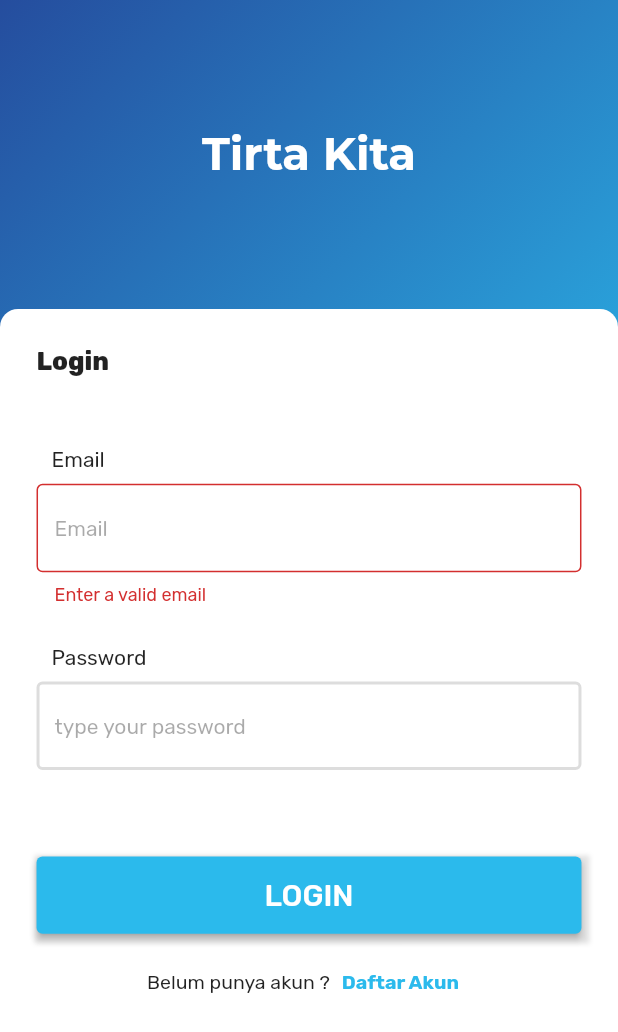
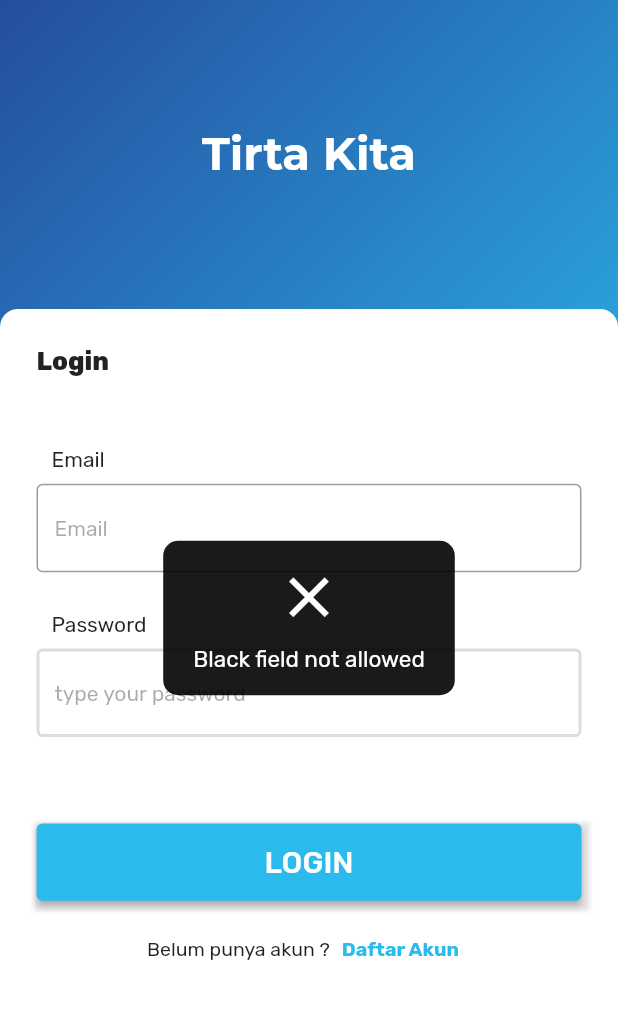
Before and after one commit to zanuar35/tirta_kita, a Flutter app: the screen it shows after launch, after a tap on "LOGIN", on a phone screen of 412 x 824 dp. Shown: the top 1032 px of the screen. Run offline on Flutter 3.47's test engine with Material 2 defaults, Android fonts, the phone set to English and light mode, and no system bars; drawn by our look-alikes of auto_size_text; our stand-ins replace email_validator, flutter_easyloading, getwidget, google_fonts, line_icons, shared_preferences; network calls fail.

Commit message:
Login , Logout with sharedPreferences

```diff
--- a/lib/main.dart
+++ b/lib/main.dart
@@ -1,10 +1,12 @@
 import 'package:flutter/material.dart';
+import 'package:flutter_easyloading/flutter_easyloading.dart';
 import 'package:google_fonts/google_fonts.dart';
-import 'package:tirta_kita/screen/home_page/home.dart';
 import 'package:tirta_kita/screen/login_screen/login_screen.dart';
+import 'package:tirta_kita/screen/splash_screen/splash_screen.dart';
 
 void main() {
   runApp(MyApp());
+  configLoading();
 }
 
 class MyApp extends StatelessWidget {
@@ -18,6 +20,23 @@ class MyApp extends StatelessWidget {
           ),
           primarySwatch: Colors.blue,
         ),
-        home: LoginScreen());
+        home: LauncherPage(),
+        builder: EasyLoading.init());
   }
 }
+
+void configLoading() {
+  EasyLoading.instance
+    ..displayDuration = const Duration(milliseconds: 2000)
+    ..indicatorType = EasyLoadingIndicatorType.fadingCircle
+    ..loadingStyle = EasyLoadingStyle.dark
+    ..indicatorSize = 45.0
+    ..radius = 10.0
+    ..progressColor = Colors.yellow
+    ..backgroundColor = Colors.green
+    ..indicatorColor = Colors.yellow
+    ..textColor = Colors.yellow
+    ..maskColor = Colors.blue.withOpacity(0.5)
+    ..userInteractions = true
+    ..dismissOnTap = false;
+}
--- a/lib/screen/login_screen/login_screen.dart
+++ b/lib/screen/login_screen/login_screen.dart
@@ -1,11 +1,18 @@
+import 'dart:async';
+import 'dart:convert';
+
 import 'package:auto_size_text/auto_size_text.dart';
 import 'package:flutter/material.dart';
+import 'package:flutter_easyloading/flutter_easyloading.dart';
 import 'package:google_fonts/google_fonts.dart';
+import 'package:tirta_kita/screen/home_page/home.dart';
 import 'package:tirta_kita/screen/login_screen/widget/button_widget.dart';
 import 'package:tirta_kita/screen/login_screen/widget/email_field_widget.dart';
 import 'package:tirta_kita/screen/sign_up/sign_up_screen.dart';
 import 'package:tirta_kita/shared/widget/input_password.dart';
 import 'package:tirta_kita/shared/widget/label_text.dart';
+import 'package:shared_preferences/shared_preferences.dart';
+import 'package:http/http.dart' as http;
 
 class LoginScreen extends StatefulWidget {
   @override
@@ -16,6 +23,7 @@ class _LoginScreenState extends State<LoginScreen> {
   final TextEditingController _passwordController = TextEditingController();
   final formKey = GlobalKey<FormState>();
   final emailController = TextEditingController();
+  final passController = TextEditingController();
 
   @override
   void dispose() {
@@ -29,7 +37,8 @@ class _LoginScreenState extends State<LoginScreen> {
     double blockVertical = (MediaQuery.of(context).size.height) / 100;
 
     return Scaffold(
-      body: Form(
+      body: SafeArea(
+        child: Form(
           key: formKey,
           child: SingleChildScrollView(
             child: Container(
@@ -108,14 +117,15 @@ class _LoginScreenState extends State<LoginScreen> {
                               text: 'Password',
                             ),
                             InputPassword(
-                            controller: _passwordController,
+                              controller: passController,
                               hintText: 'type your password',
                             ),
                             SizedBox(
                               height: MediaQuery.of(context).size.height / 50,
                             ),
                             SizedBox(
-                              height: MediaQuery.of(context).size.height / 20),
+                                height:
+                                    MediaQuery.of(context).size.height / 20),
                             buildButton(),
                             SizedBox(
                               height: blockVertical * 1,
@@ -128,7 +138,8 @@ class _LoginScreenState extends State<LoginScreen> {
                                   "Belum punya akun ?",
                                   minFontSize: 7,
                                   style: TextStyle(
-                                    fontWeight: FontWeight.w400, fontSize: 13),
+                                      fontWeight: FontWeight.w400,
+                                      fontSize: 13),
                                 ),
                                 TextButton(
                                   onPressed: () {
@@ -161,23 +172,82 @@ class _LoginScreenState extends State<LoginScreen> {
             ),
           ),
         ),
+      ),
     );
   }
 
   Widget buildButton() => ButtonWidget(
         text: 'LOGIN',
         onClicked: () {
-          final form = formKey.currentState!;
-
-          if (form.validate()) {
-            final email = emailController.text;
-
-            ScaffoldMessenger.of(context)
-              ..removeCurrentSnackBar()
-              ..showSnackBar(SnackBar(
-                content: Text('Your email is $email'),
-              ));
-          }
+          login();
         },
       );
+
+  Future<void> login() async {
+    final prefs = await SharedPreferences.getInstance();
+    if (passController.text.isNotEmpty && emailController.text.isNotEmpty) {
+      // setState(() {
+      //   visible = true;
+      // });
+      EasyLoading.show(
+        status: 'loading...',
+        maskType: EasyLoadingMaskType.black,
+      );
+      var response = await http.post(
+          Uri.parse("https://api.tirtakitaindonesia.com/auth/login"),
+          body: ({
+            'email': emailController.text,
+            'password': passController.text
+          }));
+
+      if (response.statusCode == 200) {
+        prefs.setBool('slogin', true);
+        // setState(() {
+        //   visible = false;
+        // });
+        print(response.body);
+        final data = jsonDecode(response.body);
+        print(data["message"]);
+        print(prefs.getBool('slogin'));
+        // ScaffoldMessenger.of(context).showSnackBar(
+        //   SnackBar(
+        //     content: Text(data["message"] + " | Hallo " + data["data"]["nama"]),
+        //   ),
+        // );
+        EasyLoading.showSuccess(
+            data["message"] + " | Hallo " + data["data"]["nama"]);
+
+        Timer(Duration(seconds: 2), () {
+          Navigator.push(
+              context, MaterialPageRoute(builder: (context) => HomePage()));
+        });
+      } else if (response.statusCode == 401) {
+        // setState(() {
+        //   visible = false;
+        // });
+        print(response.body);
+        final data = jsonDecode(response.body);
+        print(data["message"]);
+        // ScaffoldMessenger.of(context).showSnackBar(
+        //   SnackBar(
+        //     content: Text(data["message"]),
+        //   ),
+        // );
+        EasyLoading.showError(data["message"]);
+      } else {
+        ScaffoldMessenger.of(context).showSnackBar(
+          SnackBar(
+            content: Text("Invalid Credentials"),
+          ),
+        );
       }
+    } else {
+      EasyLoading.showError("Black field not allowed");
+      // ScaffoldMessenger.of(context).showSnackBar(
+      //   SnackBar(
+      //     content: Text("Black field not allowed"),
+      //   ),
+      // );
+    }
+  }
+}
--- a/lib/screen/profile_screen/profile_screen.dart
+++ b/lib/screen/profile_screen/profile_screen.dart
@@ -1,9 +1,12 @@
+import 'dart:async';
 import 'dart:ui';
 import 'package:flutter/material.dart';
+import 'package:shared_preferences/shared_preferences.dart';
 import 'package:tirta_kita/screen/profile_screen/widgets/ContainerCart.dart';
 import 'package:tirta_kita/screen/profile_screen/widgets/ContainerProfile.dart';
 import 'package:tirta_kita/screen/profile_screen/widgets/ContainerTentang.dart';
 import 'package:tirta_kita/screen/profile_screen/widgets/bedgeProfile.dart';
+import 'package:tirta_kita/screen/splash_screen/splash_screen.dart';
 
 import 'widgets/ContainerLogoutBtn.dart';
 
@@ -15,6 +18,20 @@ class ProfileScreen extends StatelessWidget {
     Size size = MediaQuery.of(context).size;
     double blockHorizontal = (MediaQuery.of(context).size.width) / 100;
     double blockVertical = (MediaQuery.of(context).size.height) / 100;
+
+    logOut() async {
+      final SharedPreferences pref = await SharedPreferences.getInstance();
+      pref.setBool('slogin', false);
+
+      Timer(Duration(seconds: 3), () {
+        Navigator.push(
+          context,
+          MaterialPageRoute(
+            builder: (context) => LauncherPage(),
+          ),
+        );
+      });
+    }
 
     return Scaffold(
       backgroundColor: Color(0xffE7E7E7),
@@ -53,6 +70,7 @@ class ProfileScreen extends StatelessWidget {
               ),
               SizedBox(height: blockVertical * 4),
               ContainerLogoutBtn(
+                  onPressed: logOut,
                   size: size,
                   blockHorizontal: blockHorizontal,
                   blockVertical: blockVertical),
--- a/lib/screen/profile_screen/widgets/ContainerLogoutBtn.dart
+++ b/lib/screen/profile_screen/widgets/ContainerLogoutBtn.dart
@@ -1,9 +1,13 @@
+import 'dart:async';
+
 import 'package:flutter/material.dart';
+import 'package:shared_preferences/shared_preferences.dart';
 import 'package:tirta_kita/screen/login_screen/widget/custom_button.dart';
 
 class ContainerLogoutBtn extends StatelessWidget {
   const ContainerLogoutBtn({
     Key? key,
+    required this.onPressed,
     required this.size,
     required this.blockHorizontal,
     required this.blockVertical,
@@ -12,6 +16,7 @@ class ContainerLogoutBtn extends StatelessWidget {
   final Size size;
   final double blockHorizontal;
   final double blockVertical;
+  final VoidCallback onPressed;
 
   @override
   Widget build(BuildContext context) {
@@ -33,7 +38,7 @@ class ContainerLogoutBtn extends StatelessWidget {
                     letterSpacing: 0.2)),
             SizedBox(height: blockVertical * 2),
             CustomButton(
-              onClicked: (){},
+              onClicked: onPressed,
               height: (blockVertical) * 6.7,
               fontWeight: FontWeight.w400,
               text: 'Keluar Akun',
--- /dev/null
+++ b/lib/screen/splash_screen/splash_screen.dart
@@ -0,0 +1,49 @@
+import 'package:flutter/material.dart';
+import 'package:flutter/services.dart';
+import 'dart:async';
+import 'package:shared_preferences/shared_preferences.dart';
+import 'package:tirta_kita/screen/home_page/home.dart';
+import 'package:tirta_kita/screen/login_screen/login_screen.dart';
+
+class LauncherPage extends StatefulWidget {
+  @override
+  _LauncherPageState createState() => new _LauncherPageState();
+}
+
+class _LauncherPageState extends State<LauncherPage> {
+  @override
+  void initState() {
+    super.initState();
+    startLaunching();
+  }
+
+  startLaunching() async {
+    final prefs = await SharedPreferences.getInstance();
+    bool islogin;
+    islogin = prefs.getBool('slogin') ?? false;
+
+    var duration = const Duration(seconds: 3);
+    return new Timer(duration, () {
+      Navigator.of(context).pushReplacement(new MaterialPageRoute(builder: (_) {
+        return islogin ? new HomePage() : new LoginScreen();
+      }));
+    });
+  }
+
+  @override
+  Widget build(BuildContext context) {
+    // SystemChrome.setSystemUIOverlayStyle(SystemUiOverlayStyle(
+    //   statusBarColor: Colors.transparent,
+    // ));
+    return Scaffold(
+      body: Container(
+        width: MediaQuery.of(context).size.width,
+        height: MediaQuery.of(context).size.height,
+        child: Image(
+          image: NetworkImage('https://i.ibb.co/Pryh5wQ/Splash-Screen.png'),
+          fit: BoxFit.fill,
+        ),
+      ),
+    );
+  }
+}
--- a/pubspec.yaml
+++ b/pubspec.yaml
@@ -33,6 +33,9 @@ dependencies:
   getwidget: ^2.0.2
   auto_size_text: ^3.0.0-nullsafety.0
   email_validator: ^2.0.1
+  http: ^0.13.3
+  flutter_easyloading: ^3.0.0
+  shared_preferences: ^2.0.6
 
 dev_dependencies:
   flutter_test:
```
Also changed, not shown: pubspec.lock. Lines whose indentation alone changed are shown as unchanged.
